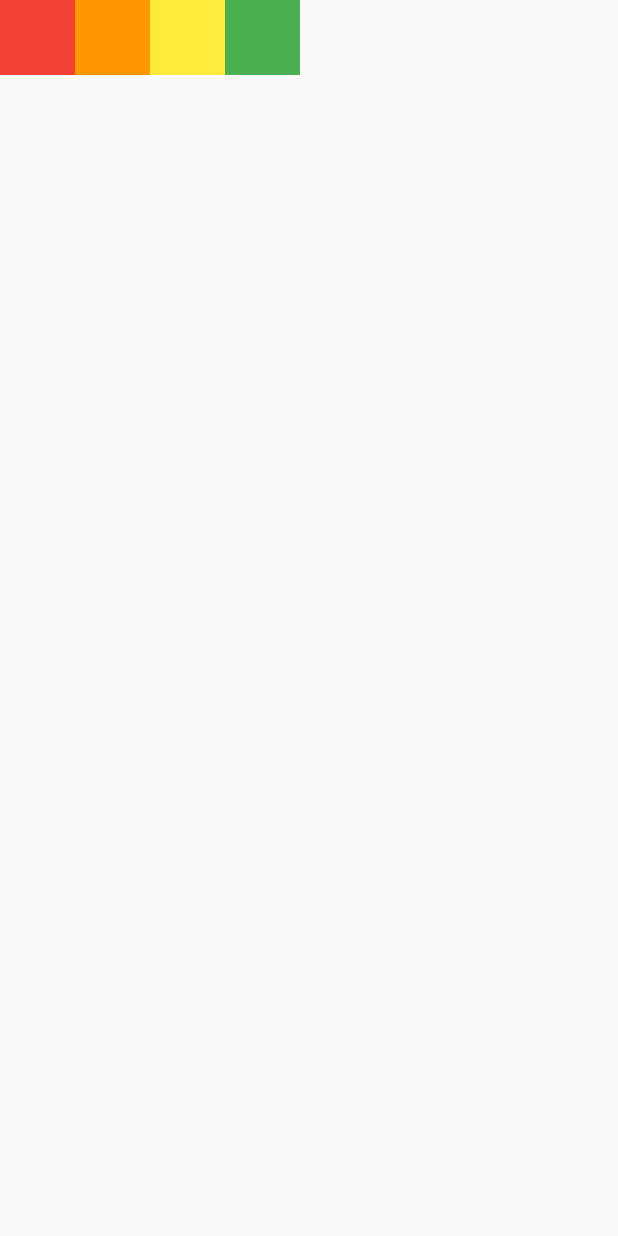
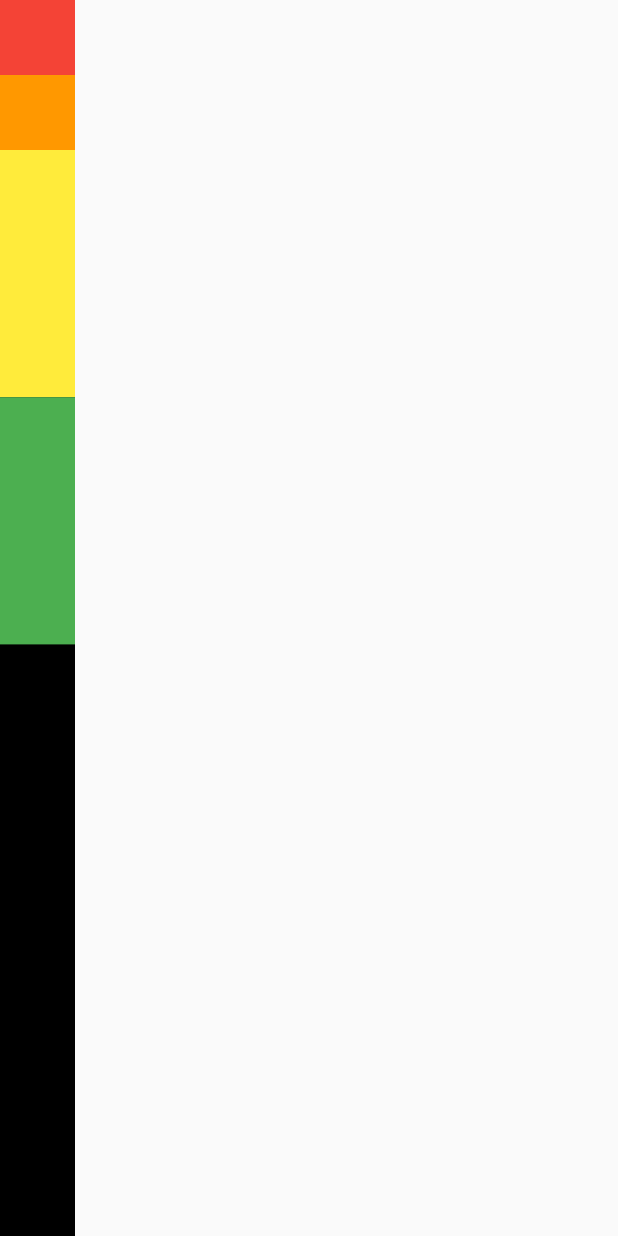
Before and after one commit to tmdtlr7031/row_and_column, a Flutter app: the screen it shows after launch, on a phone screen of 412 x 824 dp. Run offline on Flutter 3.47's test engine with Material 2 defaults, Android fonts, the phone set to English and light mode, and no system bars.

Commit message:
Expaned & Flexible 실습

```diff
--- a/lib/screen/home_screen.dart
+++ b/lib/screen/home_screen.dart
@@ -13,33 +13,42 @@ class HomeScreen extends StatelessWidget {
         child: Container(
           color: Colors.black,
           // width: MediaQuery.of(context).size.height, // 앱이 실행되는 기기의 너비
-          child: Row(
+          child: Column(
             // MainAxisAlignment 주축 정렬
             mainAxisAlignment: MainAxisAlignment.start,
             // crossAxisAlignment 반대축 정렬
             crossAxisAlignment: CrossAxisAlignment.start,
             // 주축 영역 차지 크기
-            mainAxisSize: MainAxisSize.min,
+            mainAxisSize: MainAxisSize.max,
             children: [
-              Container(
+              Flexible(
+                flex: 2,
+                child: Container(
                   color: Colors.red,
                   width: 50.0,
                   height: 50.0,
                 ),
-              Container(
+              ),
+              Flexible(
+                child: Container(
                   color: Colors.orange,
                   width: 50.0,
                   height: 50.0,
                 ),
-              Container(
+              ),
+              Expanded(
+                child: Container(
                   color: Colors.yellow,
                   width: 50.0,
                   height: 50.0,
                 ),
-              Container(
+              ),
+              Expanded(
+                child: Container(
                   color: Colors.green,
                   width: 50.0,
                   height: 50.0,
+                ),
               ),
             ],
           ),
```
Also changed, not shown: 1 other file. Lines whose indentation alone changed are shown as unchanged.
